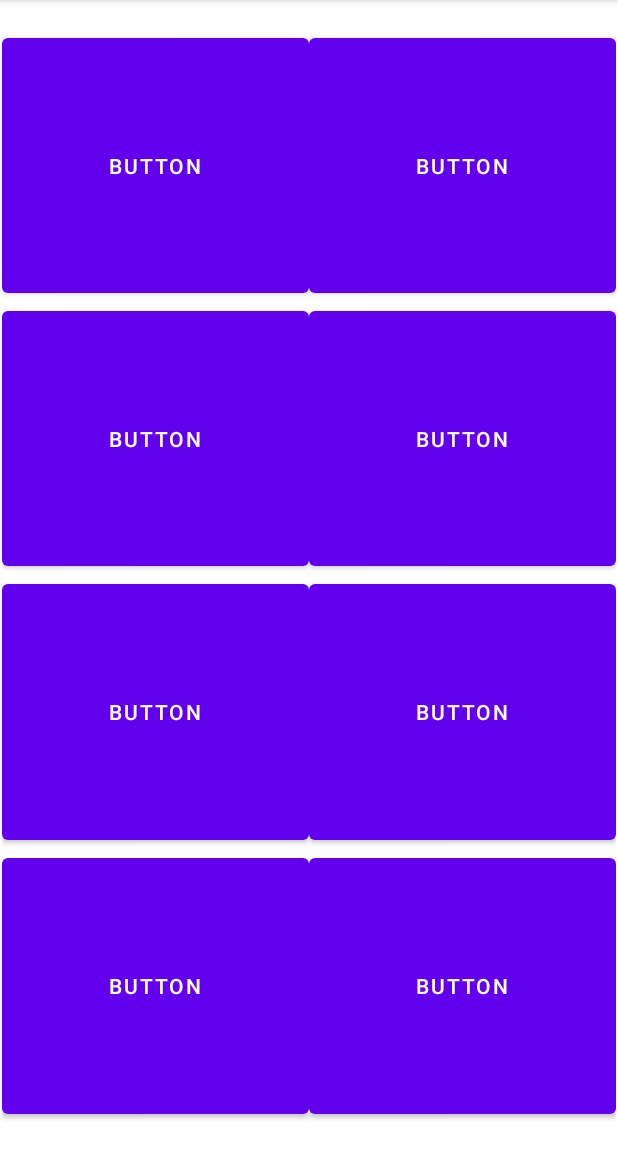
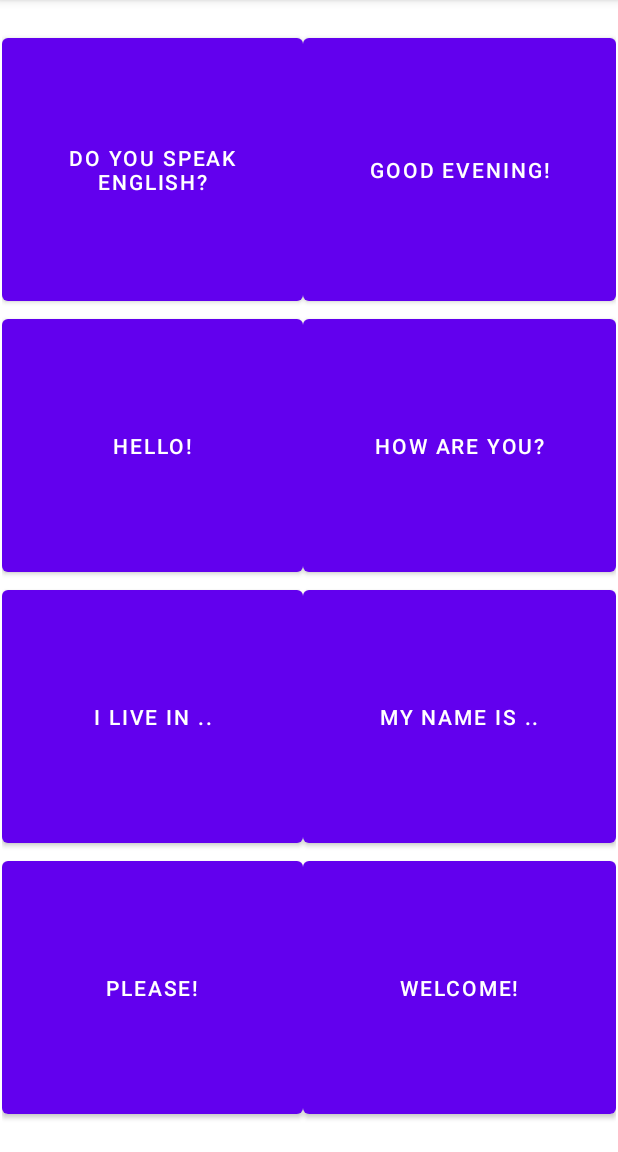
Before and after one commit to prattvaidya/udemy-android-basic-phrases, an Android app: the screen it shows after launch (MainActivity), on a phone screen of 412 x 824 dp, the part 84-1236 px from its top. Run offline under Robolectric (Android 15) with nearby library versions, the phone set to English and light mode, and no system bars.

Commit message:
play french translation audio on press of every button

```diff
--- a/app/src/main/java/ttt/prattvaidya/basicphrases/MainActivity.java
+++ b/app/src/main/java/ttt/prattvaidya/basicphrases/MainActivity.java
@@ -2,7 +2,11 @@ package ttt.prattvaidya.basicphrases;
 
 import androidx.appcompat.app.AppCompatActivity;
 
+import android.media.MediaPlayer;
 import android.os.Bundle;
+import android.util.Log;
+import android.view.View;
+import android.widget.Button;
 
 public class MainActivity extends AppCompatActivity {
 
@@ -11,4 +15,12 @@ public class MainActivity extends AppCompatActivity {
         super.onCreate(savedInstanceState);
         setContentView(R.layout.activity_main);
     }
+
+    public void playPhrase(View view) {
+        Button buttonPressed = (Button) view;
+        Log.i("Phrase", buttonPressed.getTag().toString());
+
+        MediaPlayer mediaPlayer= MediaPlayer.create(this, getResources().getIdentifier(buttonPressed.getTag().toString(), "raw", getPackageName()) );
+        mediaPlayer.start();
+    }
 }
--- a/app/src/main/res/layout/activity_main.xml
+++ b/app/src/main/res/layout/activity_main.xml
@@ -25,7 +25,9 @@
             app:layout_gravity="fill"
             app:layout_rowWeight="1"
             app:layout_columnWeight="1"
-            android:text="Button"
+            android:text="Do you speak\nEnglish?"
+            android:tag="doyouspeakenglish"
+            android:onClick="playPhrase"
             app:layout_column="0"
             app:layout_row="0" />
 
@@ -34,7 +36,9 @@
             app:layout_gravity="fill"
             app:layout_rowWeight="1"
             app:layout_columnWeight="1"
-            android:text="Button"
+            android:text="Good Evening!"
+            android:tag="goodevening"
+            android:onClick="playPhrase"
             app:layout_column="1"
             app:layout_row="0" />
 
@@ -43,7 +47,9 @@
             app:layout_gravity="fill"
             app:layout_rowWeight="1"
             app:layout_columnWeight="1"
-            android:text="Button"
+            android:text="Hello!"
+            android:tag="hello"
+            android:onClick="playPhrase"
             app:layout_column="0"
             app:layout_row="1" />
 
@@ -52,7 +58,9 @@
             app:layout_gravity="fill"
             app:layout_rowWeight="1"
             app:layout_columnWeight="1"
-            android:text="Button"
+            android:text="How are you?"
+            android:tag="howareyou"
+            android:onClick="playPhrase"
             app:layout_column="1"
             app:layout_row="1" />
 
@@ -61,7 +69,9 @@
             app:layout_gravity="fill"
             app:layout_rowWeight="1"
             app:layout_columnWeight="1"
-            android:text="Button"
+            android:text="I live in .."
+            android:tag="ilivein"
+            android:onClick="playPhrase"
             app:layout_column="0"
             app:layout_row="2" />
 
@@ -70,7 +80,9 @@
             app:layout_gravity="fill"
             app:layout_rowWeight="1"
             app:layout_columnWeight="1"
-            android:text="Button"
+            android:text="My Name is .."
+            android:tag="mynameis"
+            android:onClick="playPhrase"
             app:layout_column="1"
             app:layout_row="2" />
 
@@ -79,7 +91,9 @@
             app:layout_gravity="fill"
             app:layout_rowWeight="1"
             app:layout_columnWeight="1"
-            android:text="Button"
+            android:text="Please!"
+            android:tag="please"
+            android:onClick="playPhrase"
             app:layout_column="0"
             app:layout_row="3" />
 
@@ -88,7 +102,9 @@
             app:layout_gravity="fill"
             app:layout_rowWeight="1"
             app:layout_columnWeight="1"
-            android:text="Button"
+            android:text="Welcome!"
+            android:tag="welcome"
+            android:onClick="playPhrase"
             app:layout_column="1"
             app:layout_row="3" />
     </androidx.gridlayout.widget.GridLayout>
```
Also changed, not shown: 8 other files.
